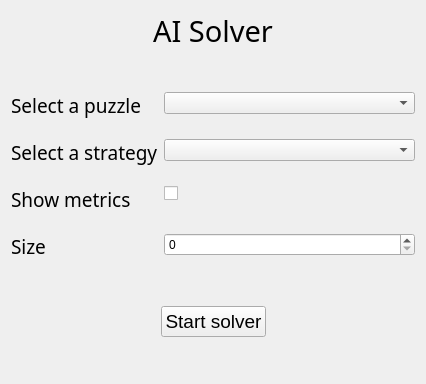
Above: src/gui/template/start_window.ui from adejong93/epitech-ai-solver-2021 before the change. Below: the same form after it.
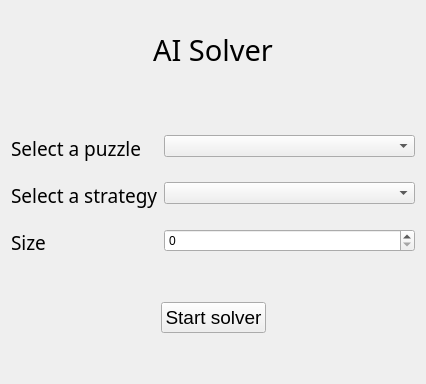
That is the form after the change. Icons and pictures are not drawn.

The edit to the form file:
```diff
--- a/src/gui/template/start_window.ui
+++ b/src/gui/template/start_window.ui
@@ -92,19 +92,6 @@
          </property>
         </widget>
        </item>
-       <item row="2" column="0">
-        <widget class="QLabel" name="show_metrics_label">
-         <property name="font">
-          <font>
-           <family>Trebuchet MS</family>
-           <pointsize>14</pointsize>
-          </font>
-         </property>
-         <property name="text">
-          <string>Show metrics</string>
-         </property>
-        </widget>
-       </item>
        <item row="3" column="0">
         <widget class="QLabel" name="size_label">
          <property name="font">
@@ -118,13 +105,6 @@
          </property>
         </widget>
        </item>
-       <item row="2" column="1">
-        <widget class="QCheckBox" name="show_metrics_checkbox">
-         <property name="text">
-          <string/>
-         </property>
-        </widget>
-       </item>
        <item row="0" column="1">
         <widget class="QComboBox" name="puzzle_select"/>
        </item>
```
